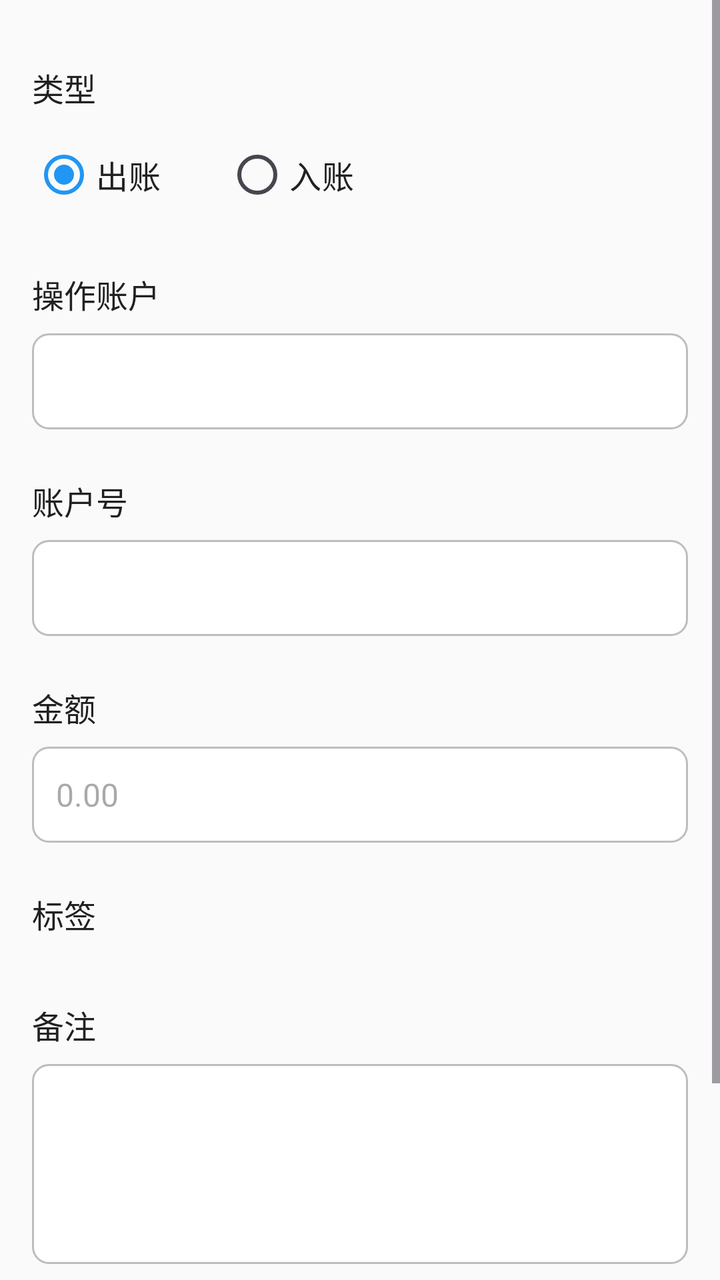
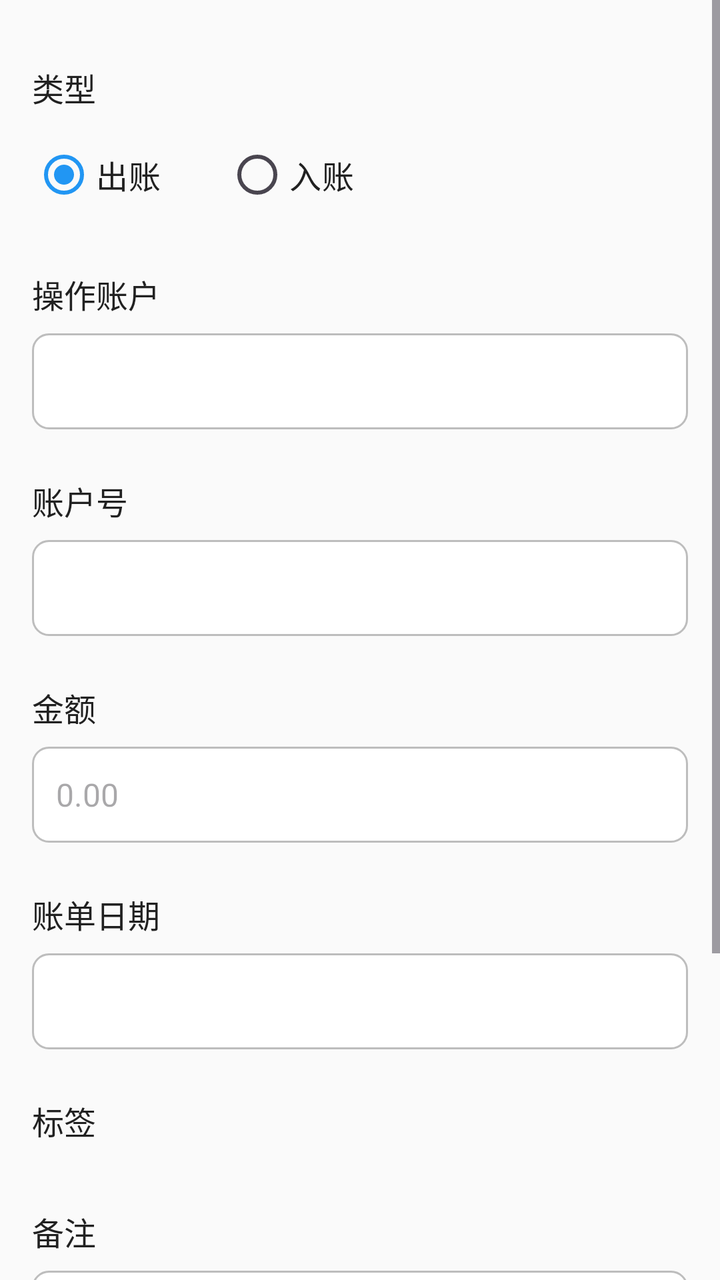

Screens rendered from an Android XML layout before and after an edit, with the pre-edit source and the edit as a unified diff.
<!-- AndroidManifest.xml: application theme Theme.Accounting -->
<!-- res/layout/activity_accounting.xml -->
<?xml version="1.0" encoding="utf-8"?>
<ScrollView xmlns:android="http://schemas.android.com/apk/res/android"
    android:layout_width="match_parent"
    android:layout_height="match_parent"
    android:background="@color/bg_screen">

    <LinearLayout
        android:layout_width="match_parent"
        android:layout_height="wrap_content"
        android:orientation="vertical"
        android:padding="16dp">

        <TextView
            android:layout_width="wrap_content"
            android:layout_height="wrap_content"
            android:layout_marginTop="16dp"
            android:text="@string/accounting_type"
            android:textColor="@color/text_primary"
            android:textSize="16sp" />

        <RadioGroup
            android:id="@+id/rg_type"
            android:layout_width="wrap_content"
            android:layout_height="wrap_content"
            android:layout_marginTop="8dp"
            android:orientation="horizontal">

            <RadioButton
                android:id="@+id/rb_expense"
                android:layout_width="wrap_content"
                android:layout_height="wrap_content"
                android:layout_marginEnd="32dp"
                android:checked="true"
                android:text="@string/accounting_expense"
                android:textColor="@color/text_primary"
                android:textSize="16sp" />

            <RadioButton
                android:id="@+id/rb_income"
                android:layout_width="wrap_content"
                android:layout_height="wrap_content"
                android:text="@string/accounting_income"
                android:textColor="@color/text_primary"
                android:textSize="16sp" />
        </RadioGroup>

        <TextView
            android:layout_width="wrap_content"
            android:layout_height="wrap_content"
            android:layout_marginTop="24dp"
            android:text="@string/accounting_account"
            android:textColor="@color/text_primary"
            android:textSize="16sp" />

        <Spinner
            android:id="@+id/spn_account"
            android:layout_width="match_parent"
            android:layout_height="48dp"
            android:layout_marginTop="8dp"
            android:background="@drawable/bg_input"
            android:paddingHorizontal="12dp" />

        <TextView
            android:layout_width="wrap_content"
            android:layout_height="wrap_content"
            android:layout_marginTop="24dp"
            android:text="@string/accounting_account_number"
            android:textColor="@color/text_primary"
            android:textSize="16sp" />

        <EditText
            android:id="@+id/et_account_number"
            android:layout_width="match_parent"
            android:layout_height="48dp"
            android:layout_marginTop="8dp"
            android:background="@drawable/bg_input"
            android:inputType="text"
            android:paddingHorizontal="12dp"
            android:textSize="16sp" />

        <TextView
            android:layout_width="wrap_content"
            android:layout_height="wrap_content"
            android:layout_marginTop="24dp"
            android:text="@string/accounting_amount"
            android:textColor="@color/text_primary"
            android:textSize="16sp" />

        <EditText
            android:id="@+id/et_amount"
            android:layout_width="match_parent"
            android:layout_height="48dp"
            android:layout_marginTop="8dp"
            android:background="@drawable/bg_input"
            android:digits="0123456789."
            android:hint="0.00"
            android:inputType="numberDecimal"
            android:paddingHorizontal="12dp"
            android:textSize="16sp" />

        <TextView
            android:layout_width="wrap_content"
            android:layout_height="wrap_content"
            android:layout_marginTop="24dp"
            android:text="@string/accounting_tag"
            android:textColor="@color/text_primary"
            android:textSize="16sp" />

        <LinearLayout
            android:id="@+id/ll_tag_container"
            android:layout_width="match_parent"
            android:layout_height="wrap_content"
            android:layout_marginTop="8dp"
            android:orientation="vertical" />

        <TextView
            android:layout_width="wrap_content"
            android:layout_height="wrap_content"
            android:layout_marginTop="24dp"
            android:text="@string/accounting_remark"
            android:textColor="@color/text_primary"
            android:textSize="16sp" />

        <EditText
            android:id="@+id/et_remark"
            android:layout_width="match_parent"
            android:layout_height="100dp"
            android:layout_marginTop="8dp"
            android:background="@drawable/bg_input"
            android:gravity="top"
            android:inputType="textMultiLine"
            android:padding="12dp"
            android:textSize="16sp" />

        <Button
            android:id="@+id/btn_submit"
            android:layout_width="match_parent"
            android:layout_height="52dp"
            android:layout_marginTop="32dp"
            android:layout_marginBottom="24dp"
            android:backgroundTint="@color/brand_primary"
            android:text="@string/accounting_submit"
            android:textColor="@color/white"
            android:textSize="16sp"
            android:textStyle="bold" />

    </LinearLayout>

</ScrollView>
<!-- resources referenced by this layout -->
<resources>
  <color name="bg_screen">#FAFAFA</color>
  <color name="brand_primary">#2196F3</color>
  <color name="text_primary">#212121</color>
  <color name="white">#FFFFFF</color>
  <!-- drawable bg_input (drawable) -->
  <?xml version="1.0" encoding="utf-8"?>
  <shape xmlns:android="http://schemas.android.com/apk/res/android"
      android:shape="rectangle">
      <solid android:color="@color/white" />
      <stroke
          android:width="1dp"
          android:color="@color/divider" />
      <corners android:radius="8dp" />
  </shape>
  <string name="accounting_account">操作账户</string>
  <string name="accounting_account_number">账户号</string>
  <string name="accounting_amount">金额</string>
  <string name="accounting_expense">出账</string>
  <string name="accounting_income">入账</string>
  <string name="accounting_remark">备注</string>
  <string name="accounting_submit">提交保存</string>
  <string name="accounting_tag">标签</string>
  <string name="accounting_type">类型</string>
  <style name="Theme.Accounting" parent="Theme.Material3.Light.NoActionBar">
          <item name="colorPrimary">@color/brand_primary</item>
          <item name="colorPrimaryDark">@color/brand_primary_dark</item>
          <item name="colorAccent">@color/brand_accent</item>
          <item name="android:statusBarColor">@color/brand_primary</item>
      </style>
  <color name="divider">#BDBDBD</color>
  <color name="brand_primary_dark">#1976D2</color>
  <color name="brand_accent">#FF4081</color>
</resources>

<!-- the commit's change to res/layout/activity_accounting.xml (unified diff, before → after) -->
@@ -102,6 +102,26 @@
             android:layout_width="wrap_content"
             android:layout_height="wrap_content"
             android:layout_marginTop="24dp"
+            android:text="@string/accounting_bill_date"
+            android:textColor="@color/text_primary"
+            android:textSize="16sp" />
+
+        <TextView
+            android:id="@+id/tv_bill_date"
+            android:layout_width="match_parent"
+            android:layout_height="48dp"
+            android:layout_marginTop="8dp"
+            android:background="@drawable/bg_input"
+            android:clickable="true"
+            android:focusable="true"
+            android:gravity="center_vertical"
+            android:paddingHorizontal="12dp"
+            android:textSize="16sp" />
+
+        <TextView
+            android:layout_width="wrap_content"
+            android:layout_height="wrap_content"
+            android:layout_marginTop="24dp"
             android:text="@string/accounting_tag"
             android:textColor="@color/text_primary"
             android:textSize="16sp" />
<!-- resource entries referenced after the edit -->
@@ -17,6 +17,7 @@
   <string name="accounting_account">操作账户</string>
   <string name="accounting_account_number">账户号</string>
   <string name="accounting_amount">金额</string>
+  <string name="accounting_bill_date">账单日期</string>
   <string name="accounting_expense">出账</string>
   <string name="accounting_income">入账</string>
   <string name="accounting_remark">备注</string>
